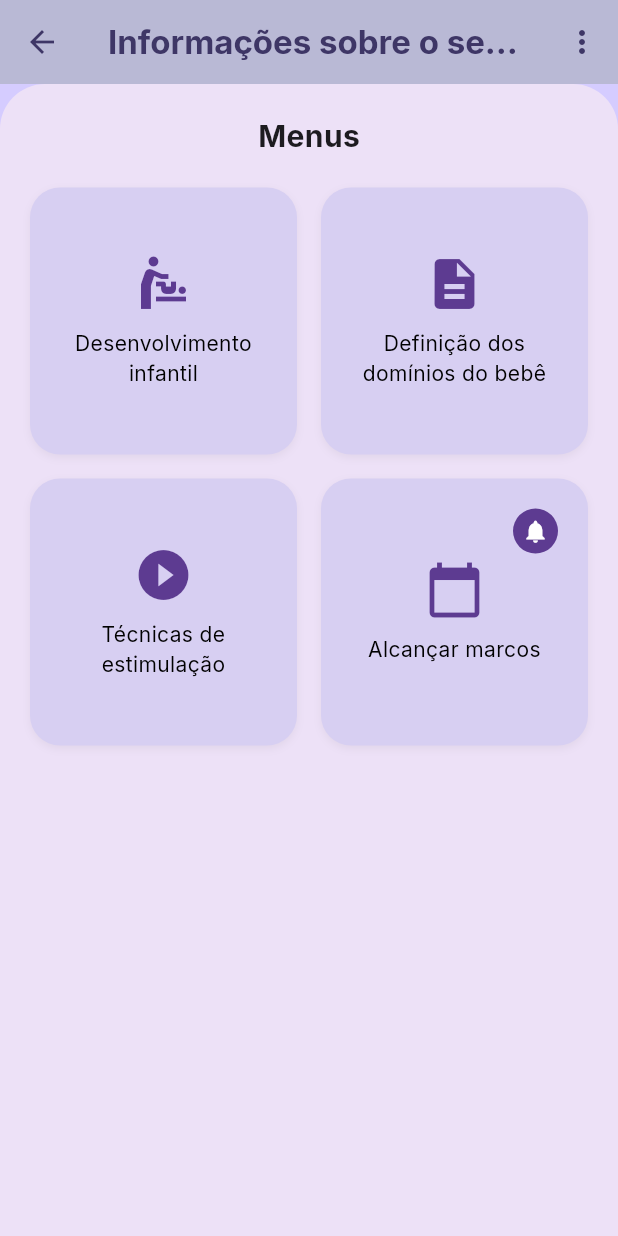
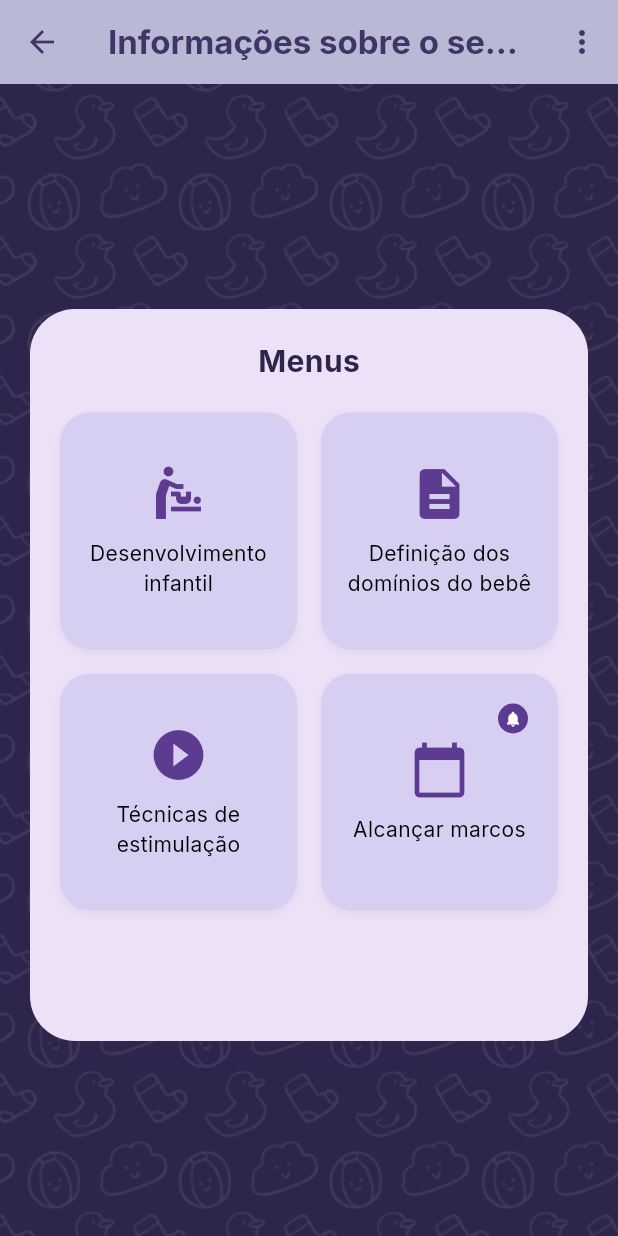
Before and after one commit to DecioAguiar/babysteps, a Flutter app: the HomePage screen opened by its route, on a phone screen of 412 x 824 dp. Run offline on Flutter 3.47's test engine with Material 3 defaults, Android fonts, the light colour scheme and no system bars; our stand-ins replace firebase_core; accounts and stored records are empty.

Commit message:
alteracoes na home screen, ajuste no plano de fundo

```diff
--- a/lib/home/home_page.dart
+++ b/lib/home/home_page.dart
@@ -53,19 +53,41 @@ class HomePage extends StatelessWidget {
       ),
       body: Container(
         decoration: const BoxDecoration(
-          color: Color(0xFFEDE1F7),
-          borderRadius: BorderRadius.vertical(top: Radius.circular(30)),
+          color: Color(0xFF2E254D),
+          image: DecorationImage(
+            image: AssetImage('assets/img/BgHomePage.png'),
+            fit: BoxFit.cover,
+            opacity: 0.5,
+          ),
+        ),
+        child: Column(
+          children: [
+            const SizedBox(height: 20),
+            Expanded(
+              child: Container(
+                margin: const EdgeInsets.symmetric(
+                  horizontal: 20,
+                  vertical: 130,
                 ),
                 padding: const EdgeInsets.all(20),
+                decoration: BoxDecoration(
+                  color: Color(0xFFEDE1F7),
+                  borderRadius: BorderRadius.circular(30),
+                ),
                 child: Column(
                   children: [
                     const Text(
                       "Menus",
-              style: TextStyle(fontSize: 20, fontWeight: FontWeight.bold),
+                      style: TextStyle(
+                        color: Color(0xFF2E254D),
+                        fontSize: 20,
+                        fontWeight: FontWeight.bold,
+                      ),
                     ),
                     const SizedBox(height: 20),
-            Expanded(
+                    Center(
                       child: GridView.count(
+                        shrinkWrap: true,
                         crossAxisCount: 2,
                         crossAxisSpacing: 16,
                         mainAxisSpacing: 16,
@@ -96,6 +118,10 @@ class HomePage extends StatelessWidget {
                             hasMic: true,
                           ),
                         ],
+                      ),
+                    ),
+                  ],
+                ),
               ),
             ),
           ],
@@ -147,11 +173,11 @@ class HomePage extends StatelessWidget {
                 top: 4,
                 right: 4,
                 child: CircleAvatar(
-                  radius: 15,
+                  radius: 10,
                   backgroundColor: Color(0xFF5D3B91),
                   child: Icon(
                     Icons.notifications,
-                    size: 18,
+                    size: 12,
                     color: Colors.white,
                   ),
                 ),
--- a/lib/home/tabs/baby_info_tab.dart
+++ b/lib/home/tabs/baby_info_tab.dart
@@ -1,6 +1,5 @@
 // info do bebe
 import 'package:flutter/material.dart';
-import 'package:babysteps/core/theme.dart';
 
 class BabyInfoTab extends StatelessWidget {
   const BabyInfoTab({super.key});
--- a/pubspec.yaml
+++ b/pubspec.yaml
@@ -41,6 +41,7 @@ flutter:
     - assets/icons/Casa.png
     - assets/icons/Chat.png
     - assets/icons/Usuário.png
+    - assets/img/BgHomePage.png
 
   fonts:
     - family: Inter
```
Also changed, not shown: assets/img/BgHomePage.png (added). Lines whose indentation alone changed are shown as unchanged.
